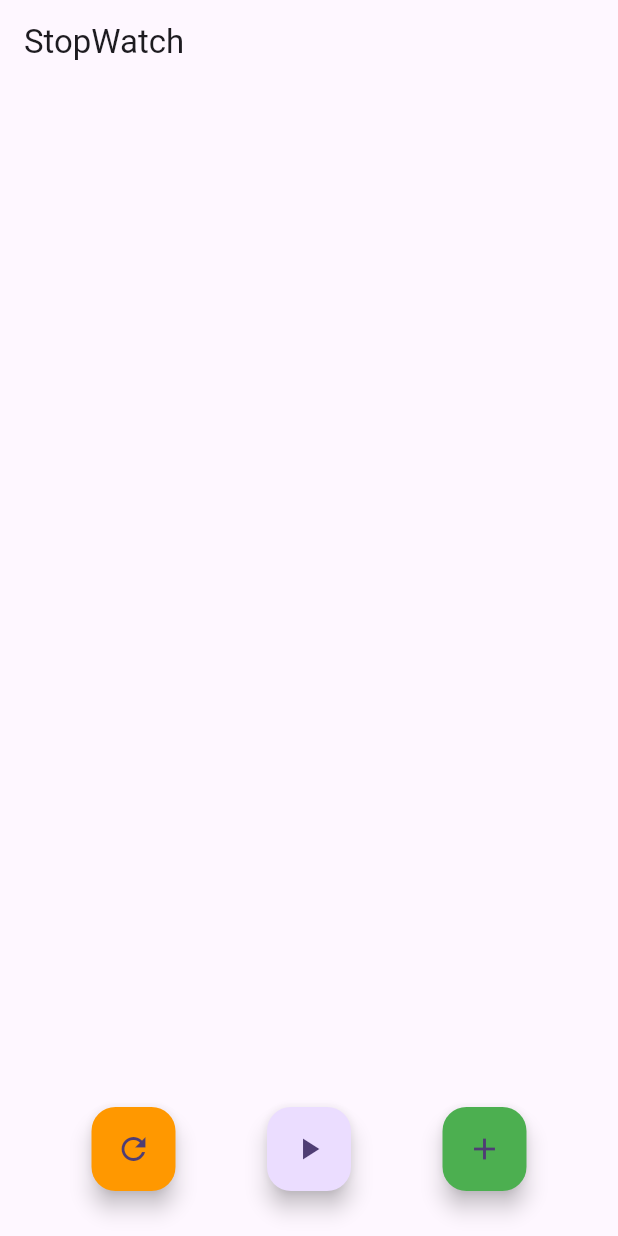
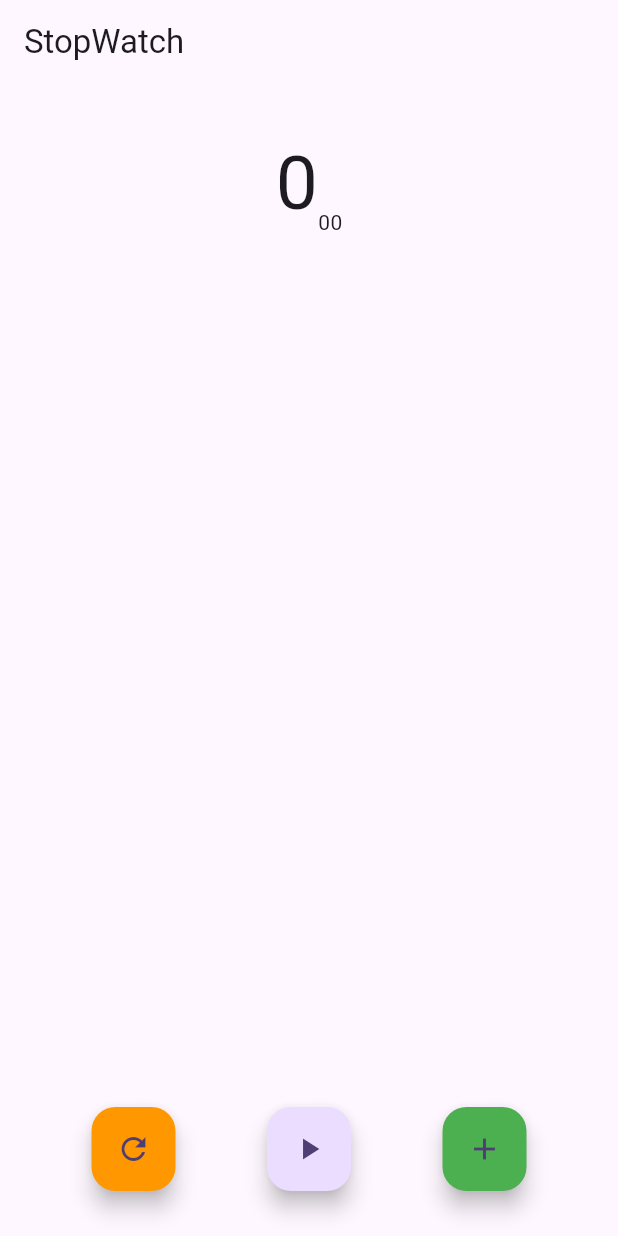
Before and after one commit to 0titanium/flutter_stopwatch, a Flutter app: the screen it shows after launch, on a phone screen of 412 x 824 dp. Run offline on Flutter 3.47's test engine with Material 3 defaults, Android fonts, the phone set to English and light mode, and no system bars.

Commit message:
feat: add timer ui

```diff
--- a/lib/presentation/stopwatch_screen.dart
+++ b/lib/presentation/stopwatch_screen.dart
@@ -16,6 +16,22 @@ class _StopWatchScreenState extends State<StopWatchScreen> {
       ),
       body: Column(
         children: [
+          SizedBox(
+            height: 30,
+          ),
+          Row(
+            mainAxisAlignment: MainAxisAlignment.center,
+            crossAxisAlignment: CrossAxisAlignment.end,
+            children: [
+              Text(
+                '0',
+                style: TextStyle(fontSize: 50),
+              ),
+              Text(
+                '00',
+              ),
+            ],
+          ),
           Spacer(),
           Row(
             mainAxisAlignment: MainAxisAlignment.spaceEvenly,
@@ -36,7 +52,9 @@ class _StopWatchScreenState extends State<StopWatchScreen> {
               ),
             ],
           ),
-          SizedBox(height: 30,),
+          SizedBox(
+            height: 30,
+          ),
         ],
       ),
     );
```
